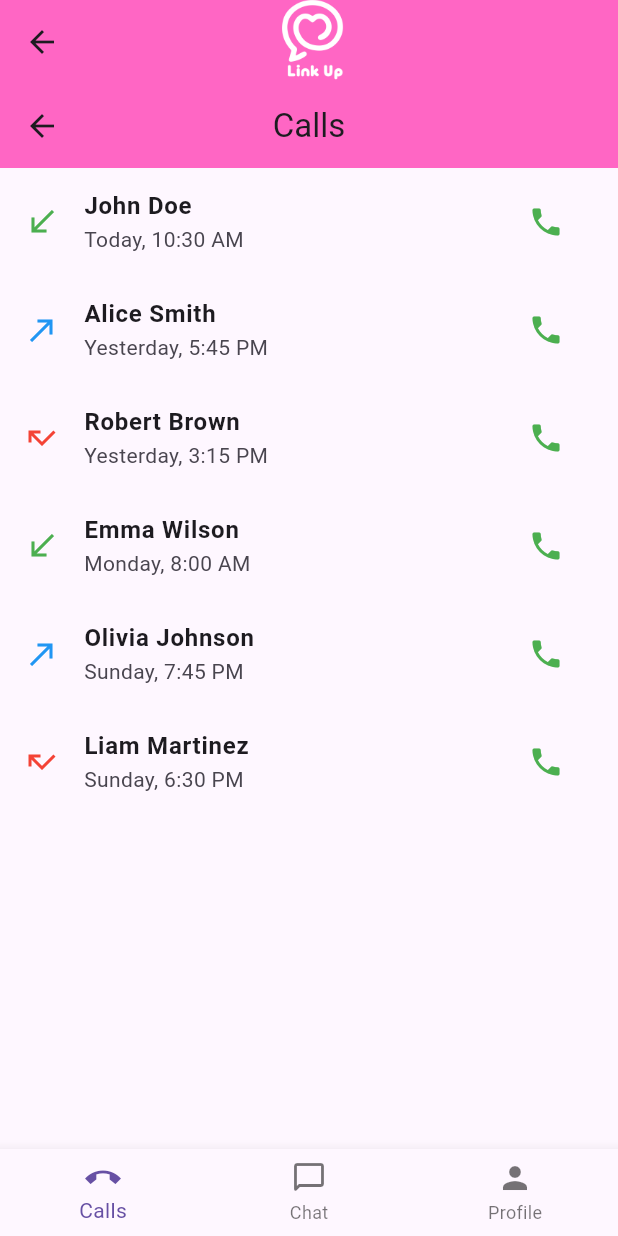
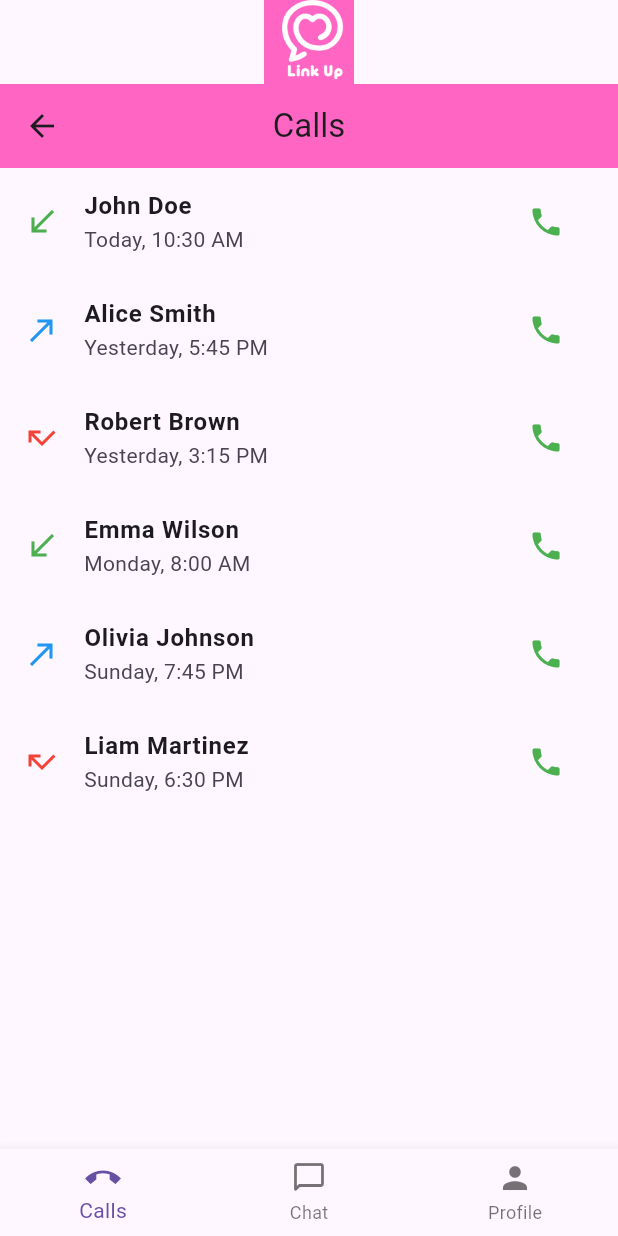
Before and after one commit to siyatadumjan/linkup_project, a Flutter app: the BottomNavigationView screen opened by its route, on a phone screen of 412 x 824 dp. Run offline on Flutter 3.47's test engine with Material 3 defaults, Android fonts, the light colour scheme and no system bars.

Commit message:
updated bottom navigation

```diff
--- a/lib/view/user/home/bottom_navigation.dart
+++ b/lib/view/user/home/bottom_navigation.dart
@@ -28,7 +28,8 @@ class _BottomNavigationViewState extends State<BottomNavigationView> {
           height: 60,
         ),
         centerTitle: true,
-        backgroundColor: const Color(0xFFFF66C4),
+        // backgroundColor: const Color(0xFFFF66C4),
+        automaticallyImplyLeading: false, // Remove the back button
       ),
       body: lstBottomScreen[_selectedIndex],
       bottomNavigationBar: BottomNavigationBar(
@@ -46,10 +47,6 @@ class _BottomNavigationViewState extends State<BottomNavigationView> {
             icon: Icon(Icons.person),
             label: 'Profile',
           ),
-          // BottomNavigationBarItem(
-          //   icon: Icon(Icons.adb_outlined),
-          //   label: 'About',
-          // ),
         ],
         currentIndex: _selectedIndex,
         onTap: (index) {
```
